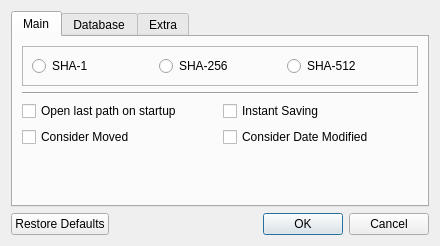
The window that src/dialogsettings.ui (artemvlas/veretino) describes before a commit, drawn with Qt 5.
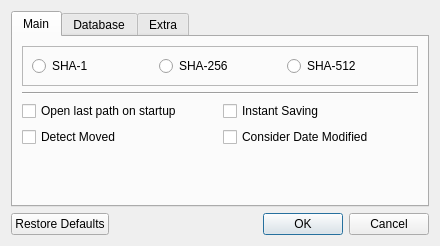
The same window after the commit.

Commit message: [moved] impr_1

```diff
--- a/src/dialogsettings.ui
+++ b/src/dialogsettings.ui
@@ -98,7 +98,7 @@
             <string>Check newly added checksums for presence among the Missing items.</string>
            </property>
            <property name="text">
-            <string>Consider Moved</string>
+            <string>Detect Moved</string>
            </property>
           </widget>
          </item>
```
Left out of the diff: 2 changed lines with no effect on the pictures. The commit also changes 8 other files.
